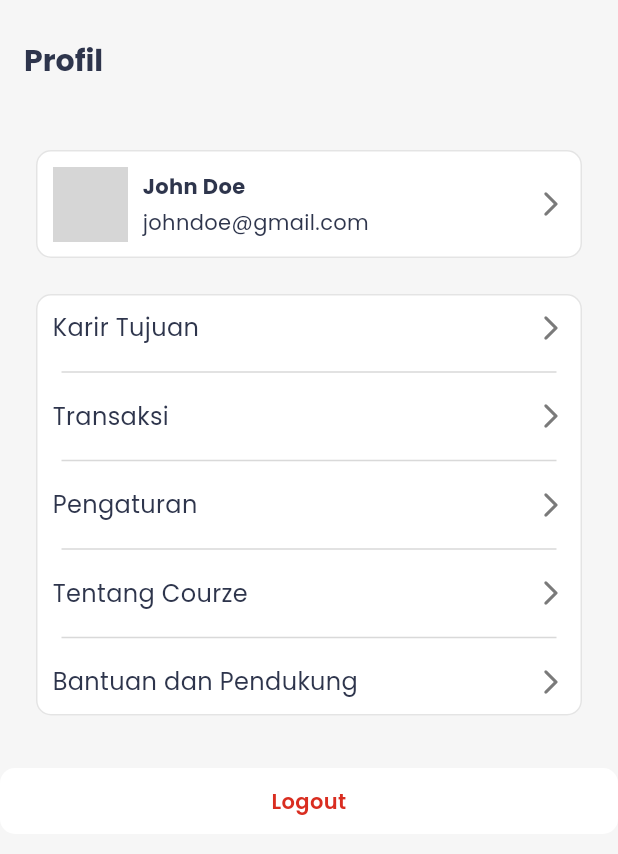
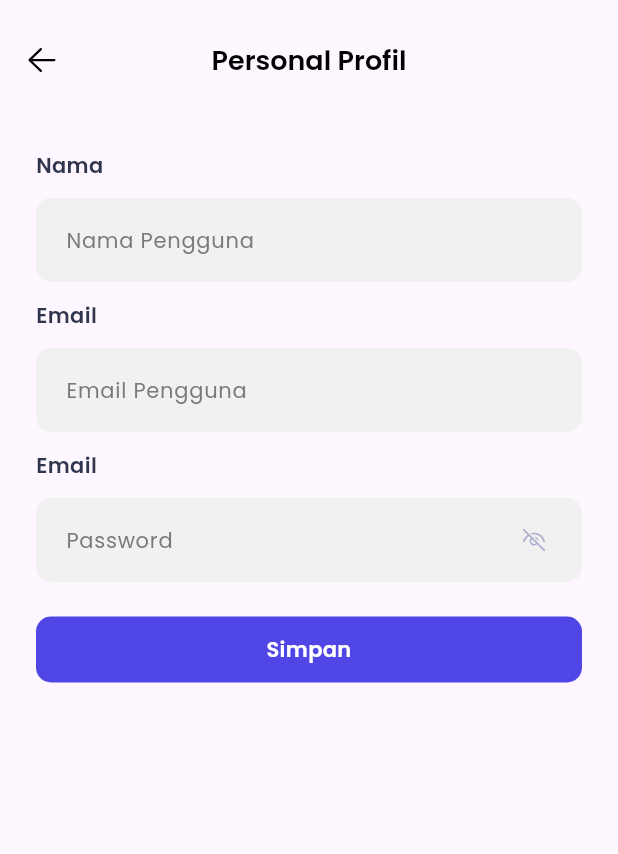
Before and after one commit to DeepSyyy/rpl-fe-flutter-ca, a Flutter app: the ProfileComponent screen opened directly, after a tap on "John Doe", on a phone screen of 412 x 824 dp. Shown: the top 854 px of the screen. Run offline on Flutter 3.47's test engine with Material 3 defaults, Android fonts, the phone set to English and light mode, and no system bars; our stand-ins replace carousel_slider, fluentui_icons, flutter_svg, google_fonts, youtube_player_flutter; network calls fail; grey boxes are pictures that could not be loaded.

Commit message:
update edit profile page

```diff
--- /dev/null
+++ b/lib/feature/edit_profile/presentation/page/edit_profile_page.dart
@@ -0,0 +1,11 @@
+import 'package:flutter/material.dart';
+import 'package:flutter_fe_rpl/feature/edit_profile/presentation/widget/edit_profile_component.dart';
+
+class EditProfilePage extends StatelessWidget {
+  const EditProfilePage({super.key});
+
+  @override
+  Widget build(BuildContext context) {
+    return EditProfileComponent();
+  }
+}
--- /dev/null
+++ b/lib/feature/edit_profile/presentation/widget/edit_profile_component.dart
@@ -0,0 +1,100 @@
+import 'package:fluentui_icons/fluentui_icons.dart';
+import 'package:flutter/material.dart';
+import 'package:flutter_fe_rpl/core/config/app_color.dart';
+import 'package:flutter_fe_rpl/core/utils/button_customs.dart';
+import 'package:flutter_fe_rpl/feature/edit_profile/presentation/widget/text_field_email.dart';
+import 'package:flutter_fe_rpl/feature/edit_profile/presentation/widget/text_field_nama.dart';
+import 'package:flutter_fe_rpl/feature/edit_profile/presentation/widget/text_field_password.dart';
+import 'package:google_fonts/google_fonts.dart';
+
+class EditProfileComponent extends StatelessWidget {
+  const EditProfileComponent({super.key});
+
+  @override
+  Widget build(BuildContext context) {
+    return Scaffold(
+      appBar: AppBar(
+        toolbarHeight: 80,
+        centerTitle: true,
+        elevation: 0,
+        backgroundColor: Colors.transparent,
+        title: Text(
+          'Personal Profil',
+          style: GoogleFonts.poppins(
+            fontSize: 18,
+            fontWeight: FontWeight.w600,
+            color: Colors.black,
+          ),
+        ),
+        leading: IconButton(
+          onPressed: () {
+            Navigator.pop(context);
+          },
+          icon: const Icon(
+            FluentSystemIcons.ic_fluent_arrow_left_regular,
+            color: Colors.black,
+          ),
+        ),
+      ),
+      body: SingleChildScrollView(
+        child: Padding(
+          padding: const EdgeInsets.symmetric(horizontal: 24),
+          child: Column(
+            crossAxisAlignment: CrossAxisAlignment.start,
+            children: [
+              const SizedBox(
+                height: 20,
+              ),
+              Text(
+                "Nama",
+                style: GoogleFonts.poppins(
+                  fontSize: 14,
+                  fontWeight: FontWeight.w600,
+                  color: AppColor.textPrimary,
+                ),
+              ),
+              const SizedBox(
+                height: 12,
+              ),
+              InputNama(),
+              const SizedBox(
+                height: 12,
+              ),
+              Text(
+                "Email",
+                style: GoogleFonts.poppins(
+                  fontSize: 14,
+                  fontWeight: FontWeight.w600,
+                  color: AppColor.textPrimary,
+                ),
+              ),
+              const SizedBox(
+                height: 12,
+              ),
+              InputEmail(),
+              const SizedBox(
+                height: 12,
+              ),
+              Text(
+                "Email",
+                style: GoogleFonts.poppins(
+                  fontSize: 14,
+                  fontWeight: FontWeight.w600,
+                  color: AppColor.textPrimary,
+                ),
+              ),
+              const SizedBox(
+                height: 12,
+              ),
+              InputPassword(),
+              const SizedBox(
+                height: 20,
+              ),
+              ButtonCustom(label: "Simpan", onTap: () {}, isExpand: true)
+            ],
+          ),
+        ),
+      ),
+    );
+  }
+}
--- /dev/null
+++ b/lib/feature/edit_profile/presentation/widget/text_field_email.dart
@@ -0,0 +1,43 @@
+import 'package:flutter/material.dart';
+import 'package:flutter_fe_rpl/core/config/app_color.dart';
+import 'package:google_fonts/google_fonts.dart';
+
+class InputEmail extends StatefulWidget {
+  const InputEmail({super.key});
+
+  @override
+  State<InputEmail> createState() => _InputEmailState();
+}
+
+class _InputEmailState extends State<InputEmail> {
+  final controllerEmail = TextEditingController();
+
+  @override
+  Widget build(BuildContext context) {
+    return TextFormField(
+      controller: controllerEmail,
+      decoration: InputDecoration(
+          isDense: true,
+          filled: true,
+          fillColor: const Color(0xFFF1F1F1),
+          contentPadding:
+              const EdgeInsets.symmetric(horizontal: 16, vertical: 16),
+          hintText: "Email Pengguna",
+          hintStyle: GoogleFonts.poppins(
+            fontSize: 14,
+            fontWeight: FontWeight.w400,
+            color: const Color(0xFF7A7A7A),
+          ),
+          border: OutlineInputBorder(
+            borderRadius: BorderRadius.circular(10),
+          ),
+          focusedBorder: OutlineInputBorder(
+            borderRadius: BorderRadius.circular(10),
+            borderSide: BorderSide(color: AppColor.primary),
+          ),
+          enabledBorder: OutlineInputBorder(
+              borderRadius: BorderRadius.circular(10),
+              borderSide: BorderSide.none)),
+    );
+  }
+}
--- /dev/null
+++ b/lib/feature/edit_profile/presentation/widget/text_field_nama.dart
@@ -0,0 +1,44 @@
+import 'package:flutter/material.dart';
+import 'package:flutter_fe_rpl/core/config/app_color.dart';
+import 'package:google_fonts/google_fonts.dart';
+
+class InputNama extends StatefulWidget {
+  const InputNama({super.key});
+
+  @override
+  State<InputNama> createState() => _InputNamaState();
+}
+
+class _InputNamaState extends State<InputNama> {
+  final controllerNama = TextEditingController();
+
+  @override
+  Widget build(BuildContext context) {
+    return TextFormField(
+      controller: controllerNama,
+      decoration: InputDecoration(
+        isDense: true,
+        filled: true,
+        fillColor: const Color(0xFFF1F1F1),
+        contentPadding:
+            const EdgeInsets.symmetric(horizontal: 16, vertical: 16),
+        hintText: "Nama Pengguna",
+        hintStyle: GoogleFonts.poppins(
+          fontSize: 14,
+          fontWeight: FontWeight.w400,
+          color: const Color(0xFF7A7A7A),
+        ),
+        border: OutlineInputBorder(
+          borderRadius: BorderRadius.circular(10),
+        ),
+        focusedBorder: OutlineInputBorder(
+          borderRadius: BorderRadius.circular(10),
+          borderSide: const BorderSide(color: AppColor.primary),
+        ),
+        enabledBorder: OutlineInputBorder(
+            borderRadius: BorderRadius.circular(10),
+            borderSide: BorderSide.none),
+      ),
+    );
+  }
+}
--- /dev/null
+++ b/lib/feature/edit_profile/presentation/widget/text_field_password.dart
@@ -0,0 +1,64 @@
+import 'package:fluentui_icons/fluentui_icons.dart';
+import 'package:flutter/material.dart';
+import 'package:flutter_fe_rpl/core/config/app_color.dart';
+import 'package:google_fonts/google_fonts.dart';
+
+class InputPassword extends StatefulWidget {
+  const InputPassword({super.key});
+
+  @override
+  State<InputPassword> createState() => _InputPasswordState();
+}
+
+class _InputPasswordState extends State<InputPassword> {
+  final controllerPassword = TextEditingController();
+
+  bool isPasswordHidden = true;
+
+  @override
+  Widget build(BuildContext context) {
+    return TextFormField(
+      controller: controllerPassword,
+      obscureText: isPasswordHidden,
+      decoration: InputDecoration(
+        isDense: true,
+        filled: true,
+        fillColor: const Color(0xFFF1F1F1),
+        contentPadding:
+            const EdgeInsets.symmetric(horizontal: 16, vertical: 16),
+        hintText: "Password",
+        hintStyle: GoogleFonts.poppins(
+          fontSize: 14,
+          fontWeight: FontWeight.w400,
+          color: const Color(0xFF7A7A7A),
+        ),
+        border: OutlineInputBorder(
+          borderRadius: BorderRadius.circular(10),
+        ),
+        focusedBorder: OutlineInputBorder(
+          borderRadius: BorderRadius.circular(10),
+          borderSide: const BorderSide(color: AppColor.primary),
+        ),
+        enabledBorder: OutlineInputBorder(
+            borderRadius: BorderRadius.circular(10),
+            borderSide: BorderSide.none),
+        suffixIcon: GestureDetector(
+          onTap: () {
+            setState(() {
+              isPasswordHidden = !isPasswordHidden;
+            });
+          },
+          child: Padding(
+            padding: const EdgeInsets.only(right: 16),
+            child: Icon(
+              isPasswordHidden
+                  ? FluentSystemIcons.ic_fluent_eye_hide_regular
+                  : FluentSystemIcons.ic_fluent_eye_show_regular,
+              color: const Color(0xFFAEAECF),
+            ),
+          ),
+        ),
+      ),
+    );
+  }
+}
--- a/lib/feature/profile/presentation/widget/header_profile.dart
+++ b/lib/feature/profile/presentation/widget/header_profile.dart
@@ -1,5 +1,6 @@
 import 'package:flutter/material.dart';
 import 'package:flutter_fe_rpl/core/config/app_color.dart';
+import 'package:flutter_fe_rpl/feature/edit_profile/presentation/page/edit_profile_page.dart';
 import 'package:google_fonts/google_fonts.dart';
 
 class HeaderProfile extends StatelessWidget {
@@ -16,11 +17,11 @@ Padding headerProfile(BuildContext context) {
     padding: const EdgeInsets.symmetric(horizontal: 24),
     child: InkWell(
       onTap: () {
-        // Navigator.push(
-        //     context,
-        //     MaterialPageRoute(
-        //       builder: (context) => EditProfilView(),
-        //     ));
+        Navigator.push(
+            context,
+            MaterialPageRoute(
+              builder: (context) => EditProfilePage(),
+            ));
       },
       child: Container(
         decoration: BoxDecoration(
--- a/lib/feature/profile/presentation/widget/profile_component.dart
+++ b/lib/feature/profile/presentation/widget/profile_component.dart
@@ -39,7 +39,10 @@ class ProfileComponent extends StatelessWidget {
           const SizedBox(
             height: 32,
           ),
-          ButtonLogout(label: "Logout", onTap: () {}, isExpand: true)
+          Padding(
+            padding: const EdgeInsets.symmetric(horizontal: 24),
+            child: ButtonLogout(label: "Logout", onTap: () {}, isExpand: true),
+          )
         ],
       ),
     );
```
